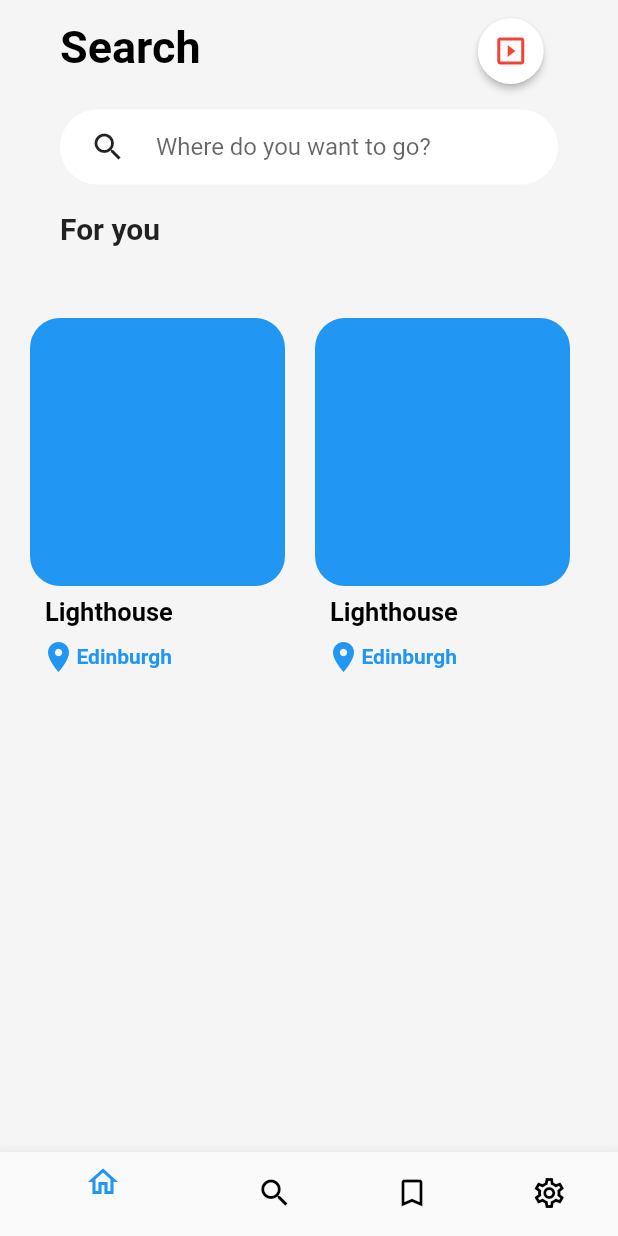
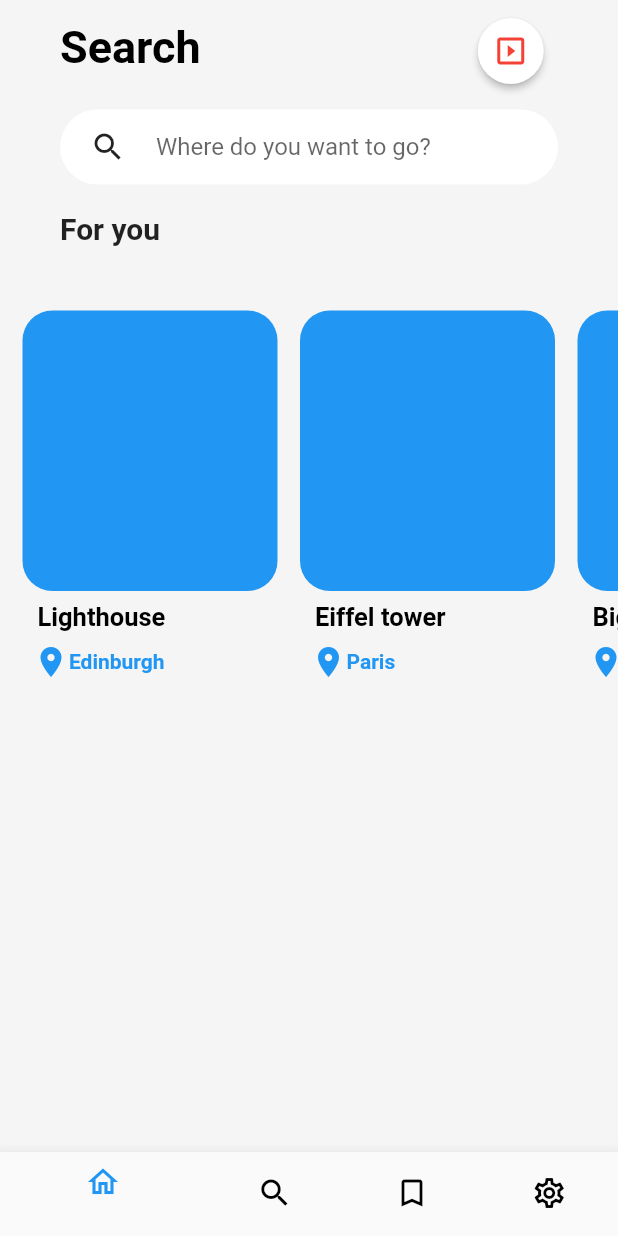
Before and after one commit to LeThienn/travel_app, a Flutter app: the screen it shows after launch, swiped to page 2, on a phone screen of 412 x 824 dp. Run offline on Flutter 3.47's test engine with Material 2 defaults, Android fonts, the phone set to English and light mode, and no system bars.

Commit message:
update model travel

```diff
--- a/lib/src/components/widget_search/list/card/card_travel.dart
+++ /dev/null
@@ -1,47 +0,0 @@
-import 'package:flutter/material.dart';
-
-class CardTravel extends StatelessWidget {
-  const CardTravel({Key? key}) : super(key: key);
-
-  @override
-  Widget build(BuildContext context) {
-    return Container(
-        width: 170.0,
-        child: Column(
-          children: [
-            Expanded(
-              flex: 1, // ??
-              child: Container(
-                decoration: const BoxDecoration(
-                    borderRadius: BorderRadius.all(Radius.circular(20.0)),
-                    color: Colors.blue),
-              ),
-            ),
-            Expanded(
-              flex: 2, //??
-              child: Column(
-                children: [
-                  Row(
-                    children: const [
-                      SizedBox(width: 10, height: 35,),
-                      Text(
-                        "Lighthouse",
-                        style: TextStyle(
-                            fontSize: 17, fontWeight: FontWeight.bold, color: Colors.black),
-                      ),
-                    ],
-                  ),
-                  Row(
-                    children: const [
-                      SizedBox(width: 7,),
-                      Icon(Icons.location_on, color: Colors.blue,),
-                      Text("Edinburgh", style: TextStyle(fontWeight: FontWeight.bold, color: Colors.blue),)
-                    ],
-                  ),
-                ],
-              ),
-            )
-          ],
-        ));
-  }
-}
--- a/lib/src/components/widget_search/list/listview_horizontal.dart
+++ b/lib/src/components/widget_search/list/listview_horizontal.dart
@@ -1,5 +1,5 @@
 import 'package:flutter/material.dart';
-import 'package:travel_app/src/components/widget_search/list/card/card_travel.dart';
+import 'package:travel_app/src/resource/model/travel.dart';
 
 class ListViewHorizontalTravel extends StatefulWidget {
   const ListViewHorizontalTravel({Key? key}) : super(key: key);
@@ -10,42 +10,76 @@ class ListViewHorizontalTravel extends StatefulWidget {
 }
 
 class _ListViewHorizontalTravelState extends State<ListViewHorizontalTravel> {
+  final List<Travel> travel = [
+    Travel(name: "Lighthouse", location: "Edinburgh"),
+    Travel(name: "Eiffel tower", location: "Paris"),
+    Travel(name: "Big Ben", location: "London"),
+  ];
   @override
   Widget build(BuildContext context) {
+    return ListView.builder(
+        itemCount: travel.length,
+        scrollDirection: Axis.horizontal,
+        itemBuilder: (BuildContext context, int index) {
           return Container(
-
-      margin: const EdgeInsets.symmetric(vertical: 20.0, horizontal: 20),
+            padding: const EdgeInsets.only(left: 15, top: 15),
             height: 300, // chieu dai cua tung card
-      child: ListView(
-        scrollDirection: Axis.horizontal,
+            child: SizedBox(
+                width: 170.0,
+                child: Column(
                   children: [
-          _buildCardTravel(),
+                    Expanded(
+                      flex: 1,
+                      child: Container(
+                        decoration: const BoxDecoration(
+                            borderRadius:
+                                BorderRadius.all(Radius.circular(20.0)),
+                            color: Colors.blue),
+                      ),
+                    ),
+                    Expanded(
+                      flex: 2,
+                      child: Column(
+                        children: [
+                          Row(
+                            children: [
                               const SizedBox(
-            width: 20,
+                                width: 10,
+                                height: 35,
                               ),
-          _buildCardTravel(),
-          const SizedBox(
-            width: 20,
+                              Text(
+                                travel[index].name,
+                                style: const TextStyle(
+                                    fontSize: 17,
+                                    fontWeight: FontWeight.bold,
+                                    color: Colors.black),
                               ),
-          _buildCardTravel(),
-           const SizedBox(
-            width: 20,
-          ),
-          _buildCardTravel(),
-           const SizedBox(
-            width: 20,
-          ),
-          _buildCardTravel(),
-           const SizedBox(
-            width: 20,
-          ),
-          _buildCardTravel()
                             ],
                           ),
+                          Row(
+                            children: [
+                              const SizedBox(
+                                width: 7,
+                              ),
+                              const Icon(
+                                Icons.location_on,
+                                color: Colors.blue,
+                              ),
+                              Text(
+                                travel[index].location,
+                                style: const TextStyle(
+                                    fontWeight: FontWeight.bold,
+                                    color: Colors.blue),
+                              )
+                            ],
+                          ),
+                        ],
+                      ),
+                    )
+                  ],
+                )),
           );
+        });
+    // );
   }
 }
-
-Widget _buildCardTravel() {
-  return const CardTravel();
-}
--- /dev/null
+++ b/lib/src/resource/model/travel.dart
@@ -0,0 +1,5 @@
+class Travel {
+  String name;
+  String location;
+  Travel({required this.name, required this.location});
+}
```
Lines whose indentation alone changed are shown as unchanged.
